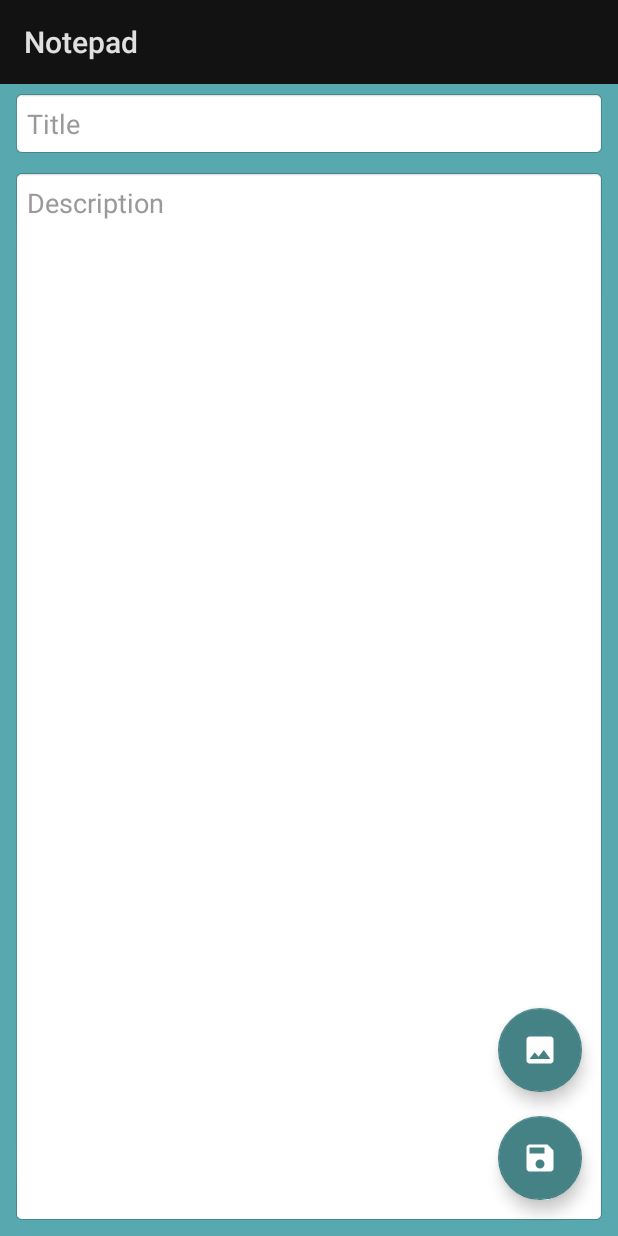
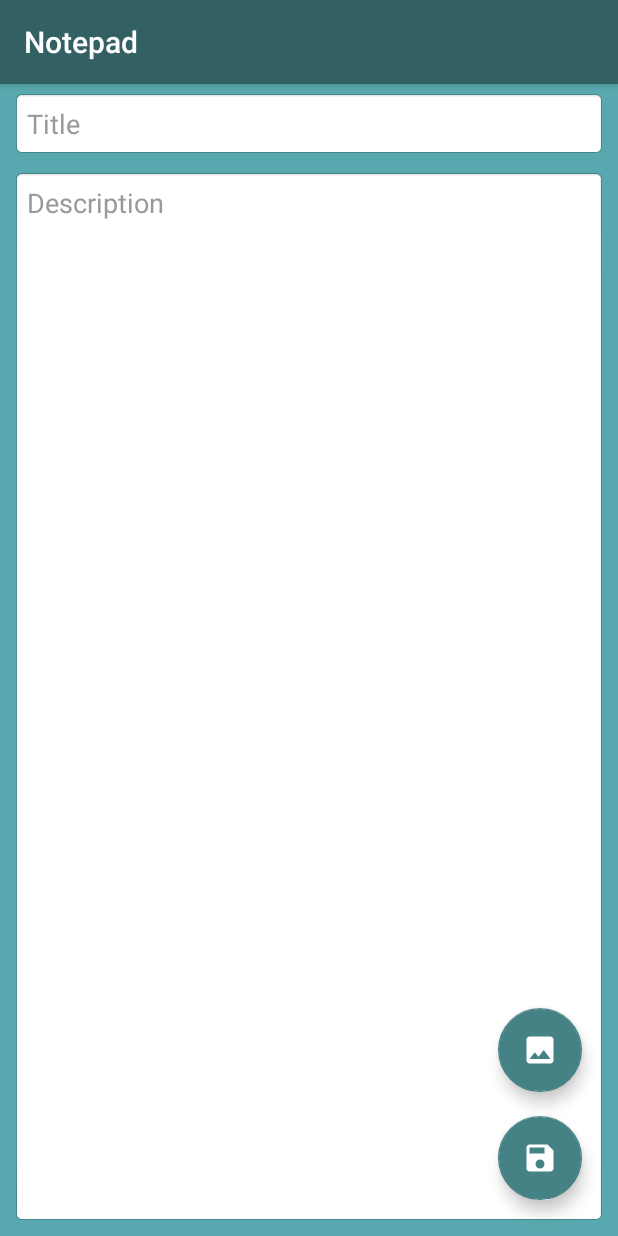
Before and after one commit to siteddv/notepad-app, an Android app: the screen it shows after launch (EditActivity), after a tap on "add note button", on a phone screen of 412 x 824 dp. Run offline under Robolectric (Android 15) with nearby library versions, the phone set to English and light mode, and no system bars.

Commit message:
fix: solved problems with dark theme

```diff
--- a/app/src/main/java/com/vino/gradom/notepad/MainActivity.java
+++ b/app/src/main/java/com/vino/gradom/notepad/MainActivity.java
@@ -9,6 +9,7 @@ import android.widget.SearchView;
 
 import androidx.annotation.NonNull;
 import androidx.appcompat.app.AppCompatActivity;
+import androidx.appcompat.app.AppCompatDelegate;
 import androidx.recyclerview.widget.ItemTouchHelper;
 import androidx.recyclerview.widget.LinearLayoutManager;
 import androidx.recyclerview.widget.RecyclerView;
@@ -55,6 +56,7 @@ public class MainActivity extends AppCompatActivity implements OnDataReceived {
     }
 
     private void init(){
+        AppCompatDelegate.setDefaultNightMode(AppCompatDelegate.MODE_NIGHT_NO);
         sqlManager = new MySqlManager(this);
         RecyclerView noteListView = findViewById(R.id.noteListView);
         noteAdapter = new NoteAdapter(this);
--- a/app/src/main/res/values-night/themes.xml
+++ b/app/src/main/res/values-night/themes.xml
@@ -1,6 +1,6 @@
 <resources xmlns:tools="http://schemas.android.com/tools">
     <!-- Base application theme. -->
-    <style name="Theme.Notepad" parent="Theme.AppCompat.DayNight">
+    <style name="Theme.AppCompat.DayNight" parent="Theme.AppCompat.DayNight.DarkActionBar">
         <!-- Primary brand color. -->
         <item name="colorPrimary">@color/app_bar_color</item>
         <item name="colorPrimaryVariant">@color/app_bar_color</item>
@@ -8,7 +8,7 @@
         <!-- Secondary brand color. -->
         <item name="colorSecondary">@color/teal_200</item>
         <item name="colorSecondaryVariant">@color/teal_700</item>
-        <item name="colorOnSecondary">@color/black</item>
+        <item name="colorOnSecondary">@color/app_bar_color</item>
         <!-- Status bar color. -->
         <item name="android:statusBarColor" tools:targetApi="l">?attr/colorPrimaryVariant</item>
         <!-- Customize your theme here. -->
--- a/app/src/main/res/values/themes.xml
+++ b/app/src/main/res/values/themes.xml
@@ -1,6 +1,6 @@
 <resources xmlns:tools="http://schemas.android.com/tools">
     <!-- Base application theme. -->
-    <style name="Theme.Notepad" parent="Theme.MaterialComponents">
+    <style name="Theme.Notepad" parent="Theme.AppCompat.Light.DarkActionBar">
         <!-- Primary brand color. -->
         <item name="colorPrimary">@color/app_bar_color</item>
         <item name="colorPrimaryVariant">@color/app_bar_color</item>
@@ -8,7 +8,7 @@
         <!-- Secondary brand color. -->
         <item name="colorSecondary">@color/teal_200</item>
         <item name="colorSecondaryVariant">@color/teal_700</item>
-        <item name="colorOnSecondary">@color/black</item>
+        <item name="colorOnSecondary">@color/app_bar_color</item>
         <!-- Status bar color. -->
         <item name="android:statusBarColor" tools:targetApi="l">?attr/colorPrimaryVariant</item>
         <!-- Customize your theme here. -->
```
